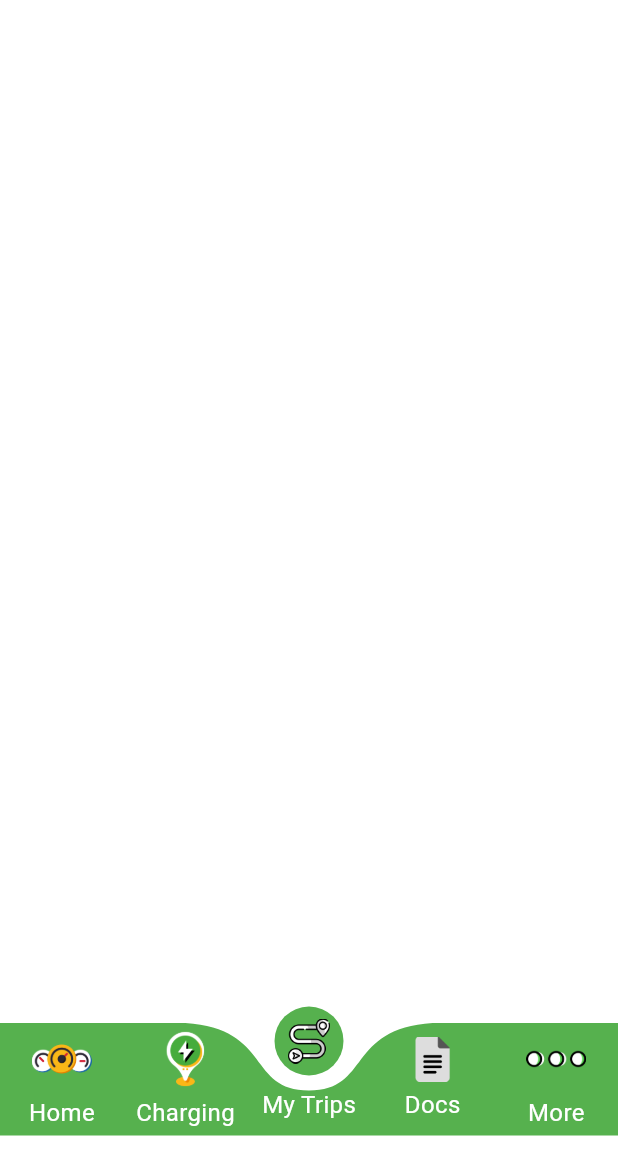
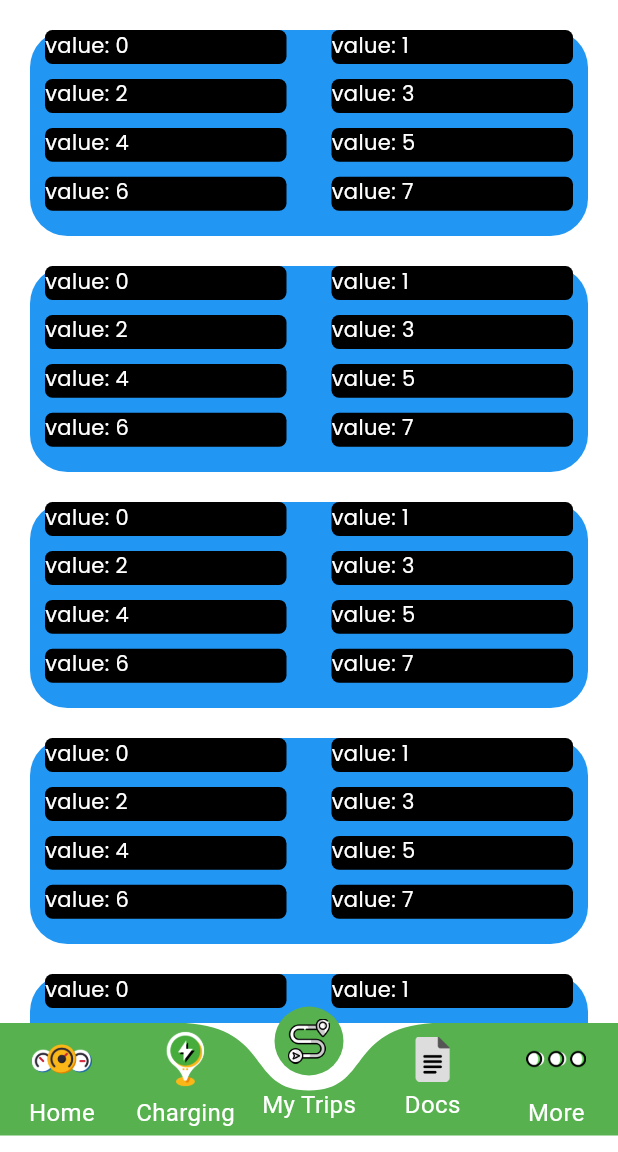
Before and after one commit to RHS39/amptric_app_v35, a Flutter app: the screen it shows after launch, item 3 of the bottom bar chosen, on a phone screen of 412 x 824 dp, the part 84-1236 px from its top. Run offline on Flutter 3.47's test engine with Material 3 defaults, Android fonts, the phone set to English and light mode, and no system bars; drawn by our look-alikes of curved_labeled_navigation_bar; our stand-ins replace flutter_map, google_fonts, latlong2; missing offline and left inert: model_viewer_plus.

Commit message:
trip grid view created

```diff
--- a/lib/screens/pages/map.dart
+++ b/lib/screens/pages/map.dart
@@ -2,6 +2,11 @@ import "package:amptric/screens/components/app_bar.dart";
 import "package:amptric/screens/components/drawer.dart";
 import "package:amptric/style/constants.dart";
 import "package:flutter/material.dart";
+
+import "package:flutter_map/flutter_map.dart";
+import "package:latlong2/latlong.dart";
+import "package:http/http.dart";
+import "dart:convert" as convert;
 
 class AmpMap extends StatefulWidget {
   const AmpMap({super.key});
@@ -11,12 +16,24 @@ class AmpMap extends StatefulWidget {
 }
 
 class _AmpMapState extends State<AmpMap> {
+  final String apiKey = "5415a";
   @override
   Widget build(BuildContext context) {
     return const Scaffold(
       backgroundColor: bgColor,
       drawer: AmpDrawer(),
       appBar: AmpAppBar(),
+      body: Center(
+          //color: Colors.yellow,
+          child: Stack(
+            children: <Widget>[
+              options: new MapOptions(center: tomtomQ, zoom: 13.0),
+              layers:[
+                new TileLayerOptions(urlTemplate: "https://api.tomtom.com/map/1/")
+              ],],
+          )
+
+          ),
     );
   }
 }
--- a/lib/screens/pages/onboarding.dart
+++ b/lib/screens/pages/onboarding.dart
@@ -50,7 +50,7 @@ class _OnboardingState extends State<Onboarding> {
                     //color: Colors.green,
                     margin: const EdgeInsets.symmetric(vertical: 30.0),
                     child: const ModelViewer(
-                      src: 'assets/testc.glb',
+                      src: 'assets/amp.glb',
                       autoRotate: true,
                       alt: 'A 3D model of Amptric Trike',
                       //ar: true,
--- a/lib/screens/pages/trip.dart
+++ b/lib/screens/pages/trip.dart
@@ -1,6 +1,7 @@
 import "package:amptric/screens/components/app_bar.dart";
 import "package:amptric/screens/components/drawer.dart";
 import "package:amptric/style/constants.dart";
+//import "package:amptric/style/text_style.dart";
 import "package:flutter/material.dart";
 
 class MyTrips extends StatefulWidget {
@@ -13,10 +14,66 @@ class MyTrips extends StatefulWidget {
 class _MyTripsState extends State<MyTrips> {
   @override
   Widget build(BuildContext context) {
-    return const Scaffold(
+    //final heights = MediaQuery.of(context).size.height / 100;
+    //final widths = MediaQuery.of(context).size.width / 100;
+
+    return Scaffold(
       backgroundColor: bgColor,
-      drawer: AmpDrawer(),
-      appBar: AmpAppBar(),
+      appBar: const AmpAppBar(),
+      drawer: const AmpDrawer(),
+      body: ListView(
+        children: <Widget>[
+          const Text("Title 1"),
+          GridView.builder(
+            physics: const NeverScrollableScrollPhysics(),
+            shrinkWrap: true,
+            gridDelegate: const SliverGridDelegateWithFixedCrossAxisCount(
+              crossAxisCount: 1,
+              childAspectRatio: 3 / 1,
+              crossAxisSpacing: 30.0,
+              mainAxisSpacing: 20.0,
+            ),
+            itemCount: 10,
+            itemBuilder: (context, index) {
+              return Container(
+                margin: const EdgeInsets.symmetric(horizontal: 20),
+                //alignment: Alignment.center,
+                decoration: BoxDecoration(
+                  borderRadius: BorderRadius.circular(25),
+                  color: Colors.blue,
+                ),
+                child: ListView(
+                  children: <Widget>[
+                    GridView.builder(
+                      physics: const NeverScrollableScrollPhysics(),
+                      shrinkWrap: true,
+                      gridDelegate:
+                          const SliverGridDelegateWithFixedCrossAxisCount(
+                        crossAxisCount: 2,
+                        childAspectRatio: 8 / 1,
+                        crossAxisSpacing: 10.0,
+                        mainAxisSpacing: 10.0,
+                      ),
+                      itemCount: 8,
+                      itemBuilder: (context, value) {
+                        return Container(
+                          margin: const EdgeInsets.symmetric(horizontal: 10),
+                          //alignment: Alignment.center,
+                          decoration: BoxDecoration(
+                            borderRadius: BorderRadius.circular(5),
+                            color: Colors.black,
+                          ),
+                          child: Text("value: $value"),
+                        );
+                      },
+                    ),
+                  ],
+                ),
+              );
+            },
+          ),
+        ],
+      ),
     );
   }
 }
--- a/pubspec.yaml
+++ b/pubspec.yaml
@@ -33,6 +33,7 @@ dependencies:
   flutter:
     sdk: flutter
   flutter_launcher_icons: ^0.13.1
+  flutter_map: ^7.0.2
   google_fonts: ^6.2.1
   model_viewer_plus: ^1.8.0
 
@@ -74,7 +75,7 @@ flutter:
     - assets/img/dashb/tpm.png
     # 3D
     - assets/testc.glb
-    - assets/test2.glb
+    - assets/amp.glb
 
     - assets/img/gift.png
     # - images/a_dot_burr.jpeg
```
Also changed, not shown: pubspec.lock, 2 other files.
